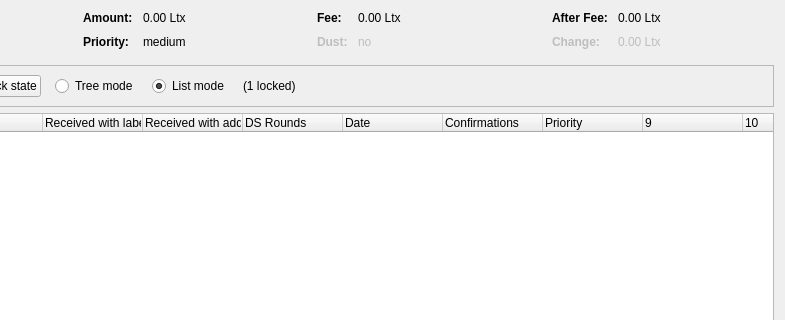
Old version of the form src/qt/forms/coincontroldialog.ui in the repository litex-dev/Litexcoin; both pictures show x 169 to 954 and y 0 to 320 of the 954 by 500 pixel window.
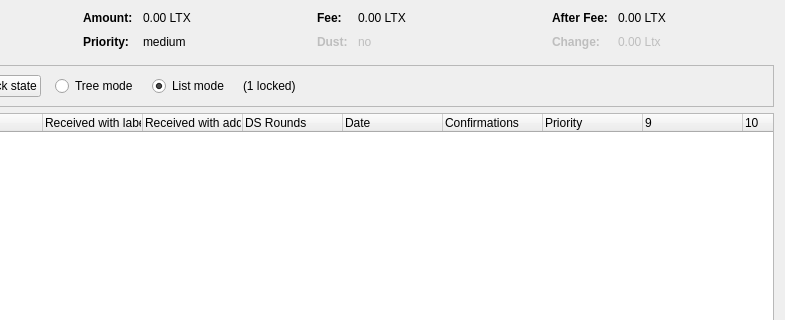
New version of the form. Custom widgets are drawn as their Qt base class.

What changed in the file:
```diff
--- a/src/qt/forms/coincontroldialog.ui
+++ b/src/qt/forms/coincontroldialog.ui
@@ -132,7 +132,7 @@
           <enum>Qt::ActionsContextMenu</enum>
          </property>
          <property name="text">
-          <string notr="true">0.00 Ltx</string>
+          <string notr="true">0.00 LTX</string>
          </property>
          <property name="textInteractionFlags">
           <set>Qt::LinksAccessibleByMouse|Qt::TextSelectableByKeyboard|Qt::TextSelectableByMouse</set>
@@ -206,7 +206,7 @@
           <enum>Qt::ActionsContextMenu</enum>
          </property>
          <property name="text">
-          <string notr="true">0.00 Ltx</string>
+          <string notr="true">0.00 LTX</string>
          </property>
          <property name="textInteractionFlags">
           <set>Qt::LinksAccessibleByMouse|Qt::TextSelectableByKeyboard|Qt::TextSelectableByMouse</set>
@@ -286,7 +286,7 @@
           <enum>Qt::ActionsContextMenu</enum>
          </property>
          <property name="text">
-          <string notr="true">0.00 Ltx</string>
+          <string notr="true">0.00 LTX</string>
          </property>
          <property name="textInteractionFlags">
           <set>Qt::LinksAccessibleByMouse|Qt::TextSelectableByKeyboard|Qt::TextSelectableByMouse</set>
```
